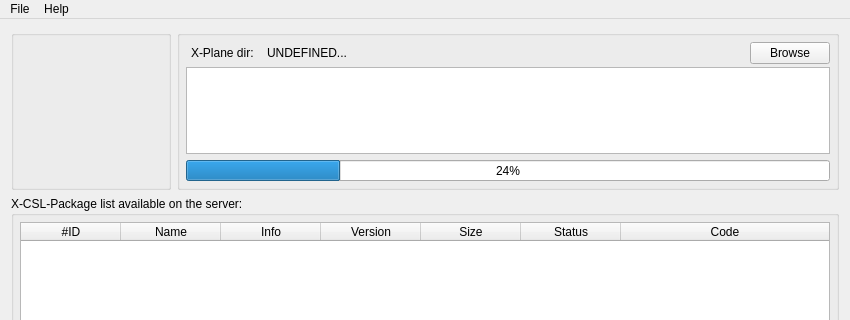
Old version of the form src/mainwindow.ui in the repository steptosky/x-csl-updater; both pictures show x 0 to 850 and y 0 to 320 of the 850 by 615 pixel window.
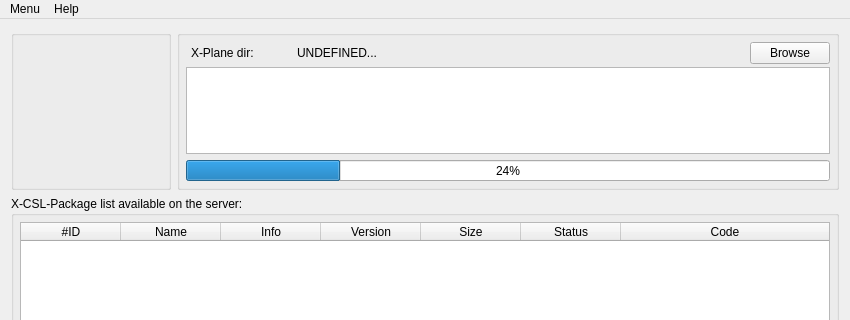
New version of the form. Icons and pictures are not drawn.

```diff
--- a/src/mainwindow.ui
+++ b/src/mainwindow.ui
@@ -146,6 +146,12 @@
            </property>
            <item>
             <widget class="QLabel" name="curPathTitleLabel">
+             <property name="sizePolicy">
+              <sizepolicy hsizetype="MinimumExpanding" vsizetype="Preferred">
+               <horstretch>0</horstretch>
+               <verstretch>0</verstretch>
+              </sizepolicy>
+             </property>
              <property name="minimumSize">
               <size>
                <width>70</width>
@@ -154,7 +160,7 @@
              </property>
              <property name="maximumSize">
               <size>
-               <width>0</width>
+               <width>100</width>
                <height>15</height>
               </size>
              </property>
@@ -168,6 +174,12 @@
            </item>
            <item>
             <widget class="QLabel" name="curPathLabel">
+             <property name="sizePolicy">
+              <sizepolicy hsizetype="Expanding" vsizetype="Preferred">
+               <horstretch>0</horstretch>
+               <verstretch>0</verstretch>
+              </sizepolicy>
+             </property>
              <property name="minimumSize">
               <size>
                <width>300</width>
@@ -539,7 +551,7 @@
      <locale language="English" country="UnitedStates"/>
     </property>
     <property name="title">
-     <string>File</string>
+     <string>Menu</string>
     </property>
     <addaction name="actionSetFolder"/>
     <addaction name="actionSettings"/>
```
Left out of the diff: 2 changed lines with no effect on the pictures.
